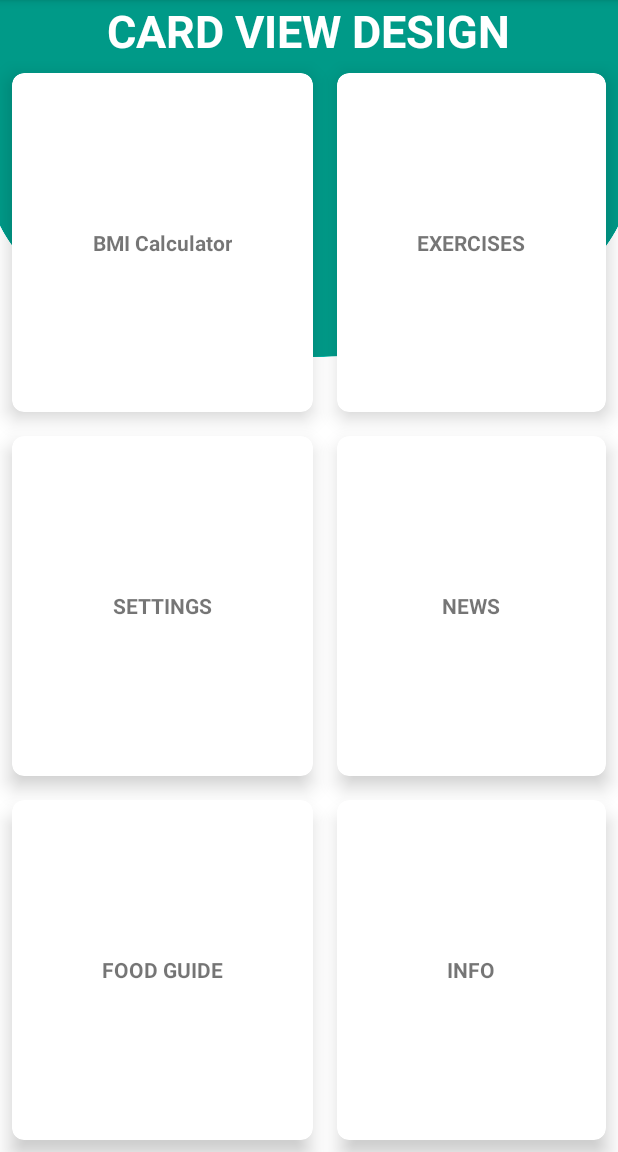
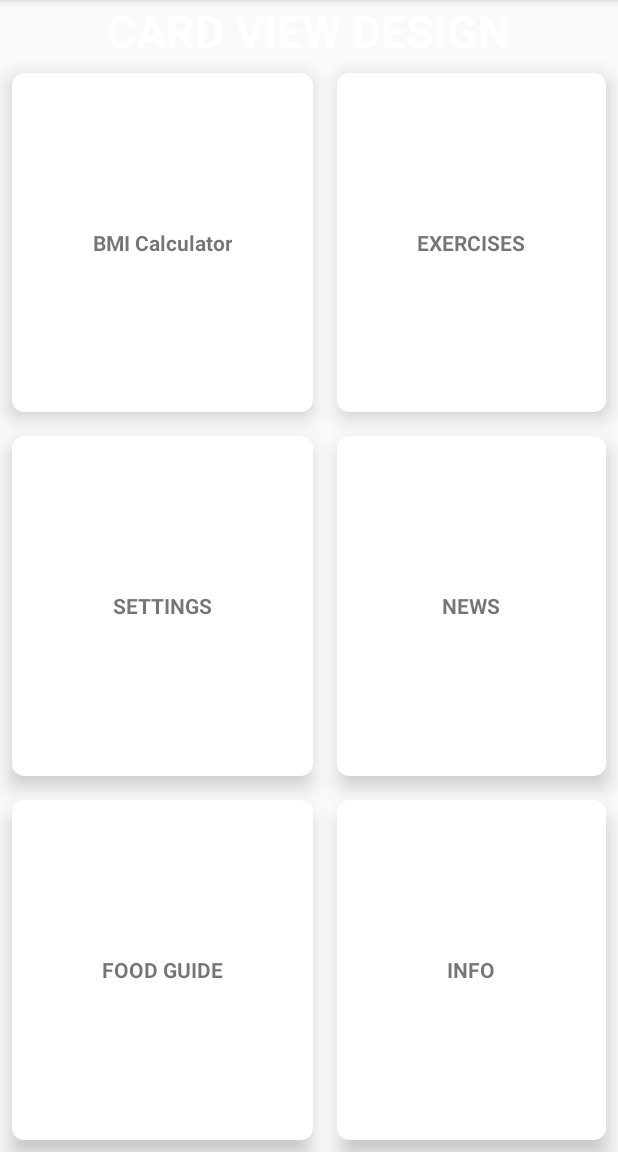
Before and after one commit to qixunnnn/MAD-Team2-Assignment, an Android app: the screen it shows after launch (MainActivity), on a phone screen of 412 x 824 dp, the part 84-1236 px from its top. Run offline under Robolectric (Android 15) with nearby library versions, the phone set to English and light mode, and no system bars.

Commit message:
Conflict fixed

```diff
--- a/app/src/main/res/layout/activity_main.xml
+++ b/app/src/main/res/layout/activity_main.xml
@@ -4,7 +4,6 @@
     xmlns:tools="http://schemas.android.com/tools"
     android:layout_width="match_parent"
     android:layout_height="match_parent"
-    android:background="@drawable/background"
     tools:context=".MainActivity">
 
 
@@ -108,7 +107,6 @@
             android:layout_margin="8dp"
             app:cardCornerRadius="8dp"
             app:cardElevation="8dp"
-
             >
             <LinearLayout
                 android:layout_width="wrap_content"
```
